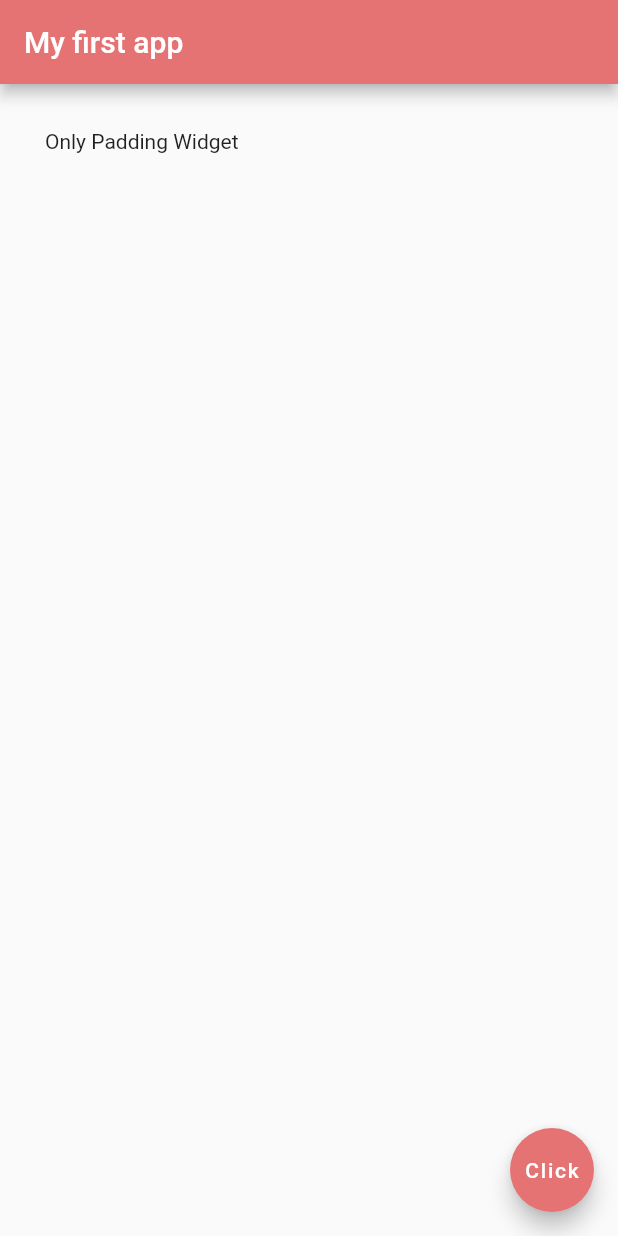
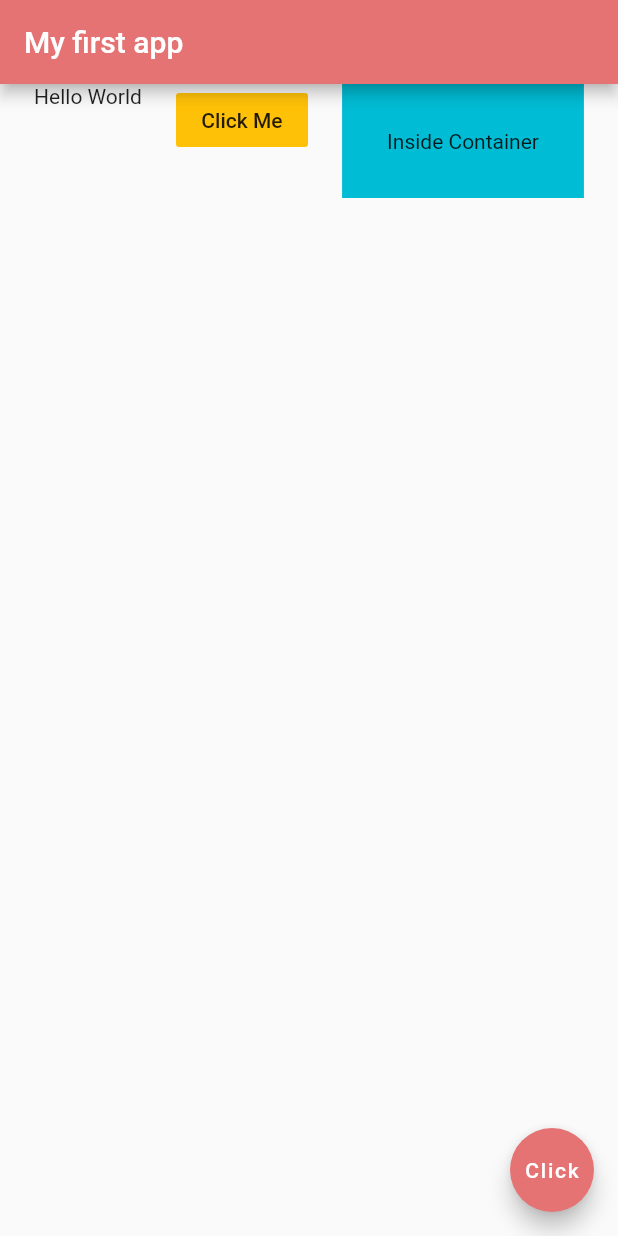
Before and after one commit to numoonchld/hello_world_flutter_app, a Flutter app: the screen it shows after launch, on a phone screen of 412 x 824 dp. Run offline on Flutter 3.47's test engine with Material 2 defaults, Android fonts, the phone set to English and light mode, and no system bars.

Commit message:
row widgets

```diff
--- a/lib/main.dart
+++ b/lib/main.dart
@@ -13,20 +13,23 @@ class Home extends StatelessWidget {
         title: Text('My first app'),
         backgroundColor: Colors.red[300],
       ),
-      body: Padding(
-        padding: EdgeInsets.all(30.00),
-        child: Text("Only Padding Widget"),
+      body: Row(
+        mainAxisAlignment: MainAxisAlignment.spaceEvenly,
+        crossAxisAlignment: CrossAxisAlignment.start,
+        children: <Widget>[
+          Text("Hello World"),
+          FlatButton(
+            onPressed: () {},
+            child: Text('Click Me'),
+            color: Colors.amber,
+          ),
+          Container(
+            padding: EdgeInsets.all(30.00),
+            color: Colors.cyan,
+            child: Text('Inside Container'),
+          ),
+        ],
       ),
-      // body: Container(
-      //   color: Colors.grey[400],
-      //   child: Text('Hello World!'),
-      //   // padding: EdgeInsets.all(20.00),
-      //   padding: EdgeInsets.symmetric(
-      //     horizontal: 20.00,
-      //     vertical: 40.00,
-      //   ),
-      //   margin: EdgeInsets.all(30.00),
-      // ),
       floatingActionButton: FloatingActionButton(
         onPressed: () {},
         child: Text('Click'),
```
